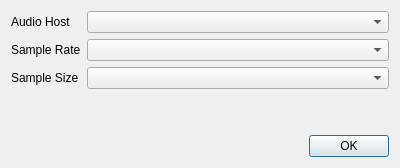
First picture: the form in inputdevice.ui, repository sarahkw/swgetf0, before the edit.
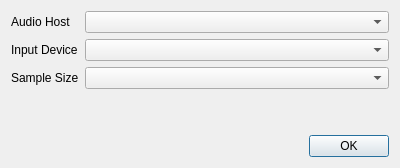
Second picture: the form after the edit.

Commit message: input device list

Diff of the .ui file:
```diff
--- a/inputdevice.ui
+++ b/inputdevice.ui
@@ -29,7 +29,7 @@
      <item row="1" column="0">
       <widget class="QLabel" name="label_2">
        <property name="text">
-        <string>Sample Rate</string>
+        <string>Input Device</string>
        </property>
       </widget>
      </item>
```
Left out of the diff: 2 changed lines with no effect on the pictures. The commit also changes 2 other files.
